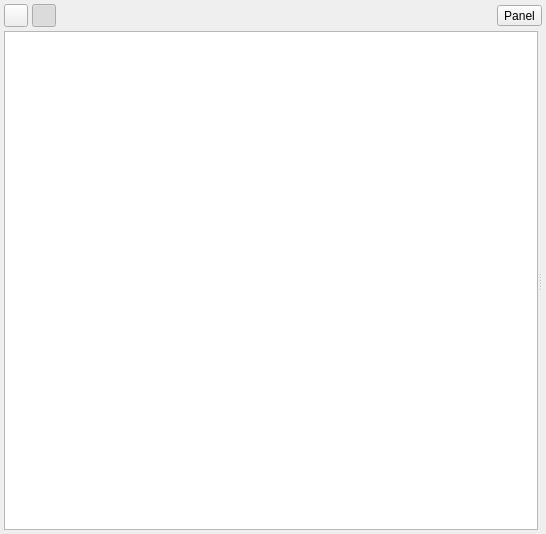
x-tools-author/x-tools, file src/x/canbus/dataview.ui: the form before one commit.
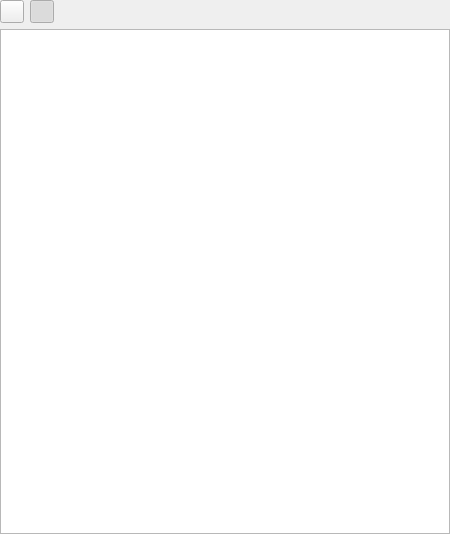
The form after the commit.

The edit to the form file:
```diff
--- a/src/x/canbus/dataview.ui
+++ b/src/x/canbus/dataview.ui
@@ -6,7 +6,7 @@
    <rect>
     <x>0</x>
     <y>0</y>
-    <width>546</width>
+    <width>450</width>
     <height>534</height>
    </rect>
   </property>
@@ -14,20 +14,17 @@
    <string notr="true">Form</string>
   </property>
   <layout class="QVBoxLayout" name="verticalLayout">
-   <property name="spacing">
-    <number>4</number>
-   </property>
    <property name="leftMargin">
-    <number>4</number>
+    <number>0</number>
    </property>
    <property name="topMargin">
-    <number>4</number>
+    <number>0</number>
    </property>
    <property name="rightMargin">
-    <number>4</number>
+    <number>0</number>
    </property>
    <property name="bottomMargin">
-    <number>4</number>
+    <number>0</number>
    </property>
    <item>
     <layout class="QHBoxLayout" name="horizontalLayout">
@@ -73,32 +70,10 @@
        </property>
       </spacer>
      </item>
-     <item>
-      <widget class="QToolButton" name="toolButtonPanel">
-       <property name="text">
-        <string>Panel</string>
-       </property>
-       <property name="toolButtonStyle">
-        <enum>Qt::ToolButtonStyle::ToolButtonTextBesideIcon</enum>
-       </property>
-      </widget>
-     </item>
     </layout>
    </item>
    <item>
-    <widget class="QSplitter" name="splitter">
-     <property name="sizePolicy">
-      <sizepolicy hsizetype="Expanding" vsizetype="Expanding">
-       <horstretch>0</horstretch>
-       <verstretch>0</verstretch>
-      </sizepolicy>
-     </property>
-     <property name="orientation">
-      <enum>Qt::Orientation::Horizontal</enum>
-     </property>
-     <widget class="QTableView" name="tableView"/>
-     <widget class="QStackedWidget" name="stackedWidget"/>
-    </widget>
+    <widget class="QTableView" name="tableView"/>
    </item>
   </layout>
  </widget>
```
Left out of the diff: 3 changed lines with no effect on the pictures.
